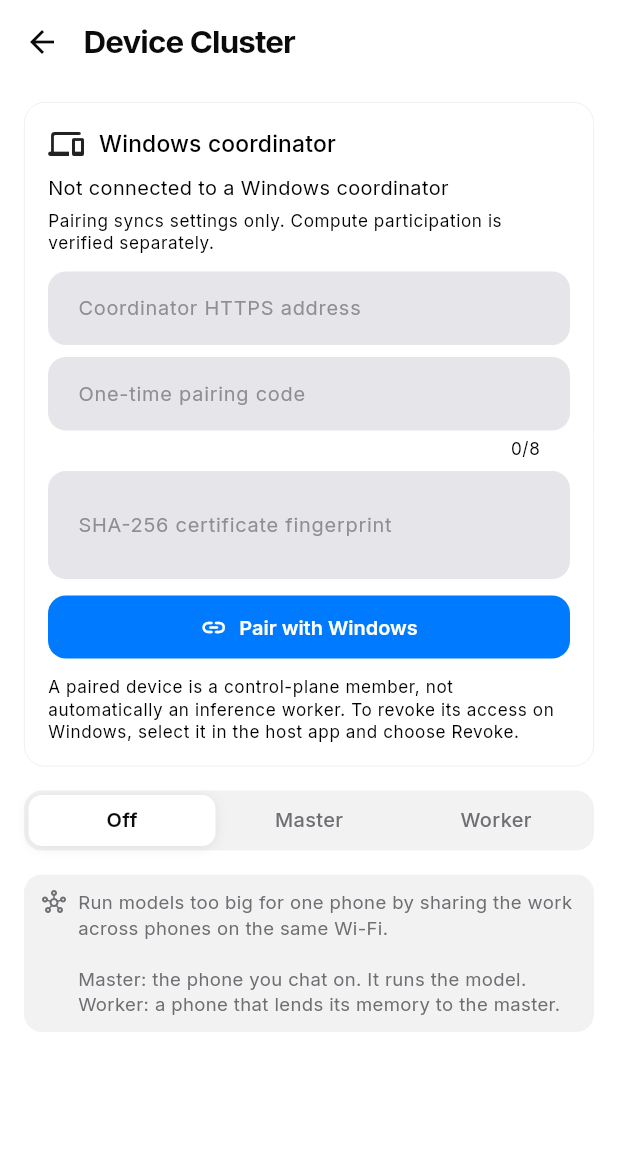
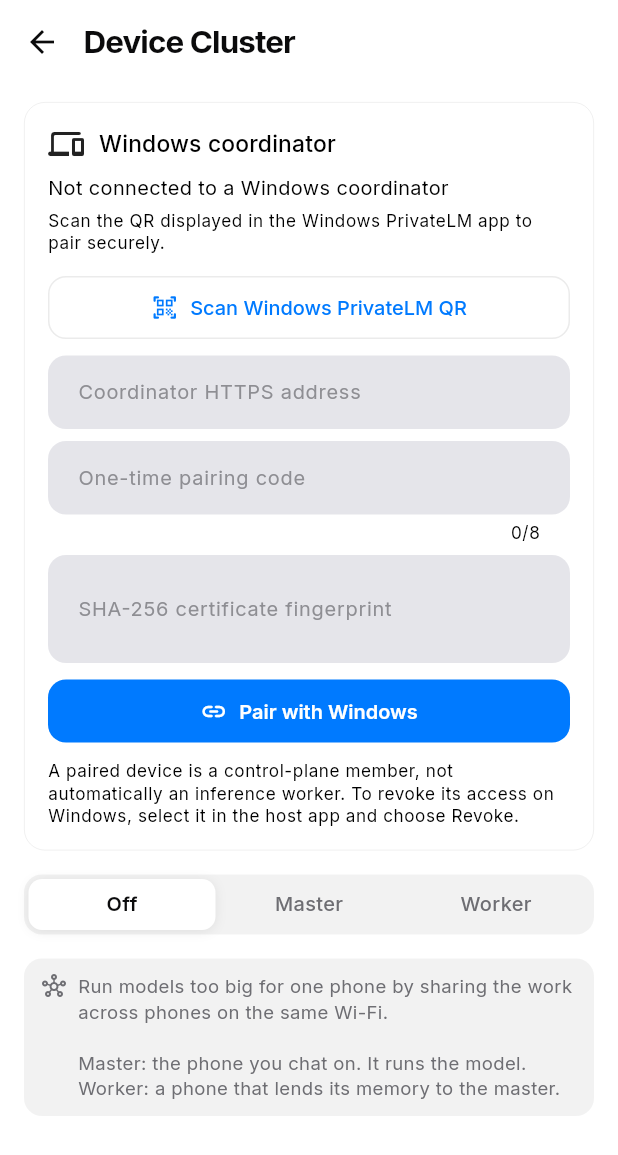
Before and after one commit to intersprit123/private-lm, a Flutter app: the ClusterView screen opened directly, on a phone screen of 412 x 824 dp. Shown: the top 1155 px of the screen. Run offline on Flutter 3.47's test engine with Material 3 defaults, Android fonts, the phone set to English and light mode, and no system bars; our stand-ins replace device_info_plus, dio, file_picker, firebase_core, firebase_crashlytics, flutter_local_notifications and 14 more; missing offline and left inert: dart:ffi, dart:js_interop, flutter_background_service, gal, mobile_scanner, syncfusion_flutter_pdf; accounts and stored records are empty; network calls fail; statements that could not run were skipped.

Commit message:
Add dedicated Windows PrivateLM QR pairing scanner

```diff
--- a/lib/widgets/windows_coordinator_panel.dart
+++ b/lib/widgets/windows_coordinator_panel.dart
@@ -1,17 +1,18 @@
 import 'dart:async';
+import 'dart:convert';
 
 import 'package:device_info_plus/device_info_plus.dart';
 import 'package:flutter/material.dart';
 import 'package:get/get.dart';
 import 'package:llama_flutter_android/llama_flutter_android.dart';
+import 'package:mobile_scanner/mobile_scanner.dart';
 
 import '../core/constants.dart';
 import '../services/cluster_service.dart';
 import '../services/hive_service.dart';
 import '../services/windows_cluster_client.dart';
 
-/// UI for joining a Windows PrivateLM coordinator as a settings/control member.
-/// It deliberately does not label a paired phone as an inference worker.
+/// Joins a Windows PrivateLM coordinator as a settings/control member.
 class WindowsCoordinatorPanel extends StatefulWidget {
   const WindowsCoordinatorPanel({super.key});
 
@@ -28,8 +29,9 @@ class _WindowsCoordinatorPanelState extends State<WindowsCoordinatorPanel> {
   bool _paired = false;
   bool _busy = false;
   bool _polling = false;
+  bool _qrVerified = false;
   String _status = 'Not connected to a Windows coordinator';
-  String _details = 'Pairing syncs settings only. Compute participation is verified separately.';
+  String _details = 'Scan the QR displayed in the Windows PrivateLM app to pair securely.';
   int _lastRevision = 0;
 
   @override
@@ -62,6 +64,87 @@ class _WindowsCoordinatorPanelState extends State<WindowsCoordinatorPanel> {
     }
   }
 
+  Future<void> _scanWindowsQr() async {
+    final controller = MobileScannerController(
+      detectionSpeed: DetectionSpeed.noDuplicates,
+      formats: const [BarcodeFormat.qrCode],
+    );
+    var handled = false;
+    try {
+      await showDialog<void>(
+        context: context,
+        barrierDismissible: false,
+        builder: (dialogContext) => AlertDialog(
+          title: const Text('Scan Windows PrivateLM QR'),
+          content: SizedBox(
+            width: 320,
+            height: 360,
+            child: ClipRRect(
+              borderRadius: BorderRadius.circular(14),
+              child: MobileScanner(
+                controller: controller,
+                onDetect: (capture) async {
+                  if (handled) return;
+                  final raw = capture.barcodes
+                      .map((barcode) => barcode.rawValue)
+                      .whereType<String>()
+                      .firstWhereOrNull((value) => value.isNotEmpty);
+                  if (raw == null) return;
+                  handled = true;
+                  try {
+                    final data = jsonDecode(raw);
+                    if (data is! Map<String, dynamic> ||
+                        data['service'] != 'PrivateLM Device Cluster') {
+                      throw const FormatException(
+                        'This is not a PrivateLM Device Cluster QR code. Generate the pairing QR in Windows → Devices.',
+                      );
+                    }
+                    final coordinator = data['coordinator']?.toString() ?? '';
+                    final code = data['pairing_code']?.toString() ?? '';
+                    final fingerprint = data['certificate_sha256']?.toString() ?? '';
+                    final uri = Uri.tryParse(coordinator);
+                    final cleanPin = fingerprint.replaceAll(RegExp(r'[^0-9a-fA-F]'), '');
+                    if (uri == null || uri.scheme != 'https' || uri.host.isEmpty ||
+                        !RegExp(r'^\\d{8}$').hasMatch(code) ||
+                        !RegExp(r'^[0-9a-fA-F]{64}$').hasMatch(cleanPin)) {
+                      throw const FormatException(
+                        'The PrivateLM QR is incomplete or invalid. Start the Windows cluster service and generate a fresh QR.',
+                      );
+                    }
+                    if (!mounted) return;
+                    setState(() {
+                      _host.text = coordinator;
+                      _code.text = code;
+                      _fingerprint.text = cleanPin.toUpperCase();
+                      _qrVerified = true;
+                      _details = 'Windows PrivateLM QR verified. Pairing code and certificate pin loaded automatically.';
+                      _status = 'QR verified · ready to pair';
+                    });
+                    Navigator.of(dialogContext).pop();
+                  } catch (error) {
+                    handled = false;
+                    if (!mounted) return;
+                    ScaffoldMessenger.of(context).showSnackBar(
+                      SnackBar(content: Text(error.toString().replaceFirst('FormatException: ', ''))),
+                    );
+                  }
+                },
+              ),
+            ),
+          ),
+          actions: [
+            TextButton(
+              onPressed: () => Navigator.of(dialogContext).pop(),
+              child: const Text('Cancel'),
+            ),
+          ],
+        ),
+      );
+    } finally {
+      await controller.dispose();
+    }
+  }
+
   Future<Map<String, dynamic>> _identity() async {
     final cluster = Get.find<ClusterService>();
     final freeRam = await LlamaCluster.localFreeRamMb();
@@ -88,7 +171,7 @@ class _WindowsCoordinatorPanelState extends State<WindowsCoordinatorPanel> {
     if (_busy) return;
     setState(() {
       _busy = true;
-      _status = 'Verifying TLS certificate and pairing…';
+      _status = 'Verifying Windows certificate and pairing…';
     });
     try {
       final config = await _client.pair(
@@ -221,11 +304,38 @@ class _WindowsCoordinatorPanelState extends State<WindowsCoordinatorPanel> {
             Text(_details, style: t.textTheme.bodySmall),
             if (!_paired) ...[
               const SizedBox(height: 12),
-              TextField(controller: _host, decoration: _decoration('Coordinator HTTPS address', hint: 'https://192.168.1.10:8765')),
+              SizedBox(
+                width: double.infinity,
+                child: OutlinedButton.icon(
+                  onPressed: _busy ? null : _scanWindowsQr,
+                  icon: const Icon(Icons.qr_code_scanner_rounded),
+                  label: const Text('Scan Windows PrivateLM QR'),
+                ),
+              ),
+              if (_qrVerified) ...[
+                const SizedBox(height: 8),
+                Row(children: [
+                  const Icon(Icons.verified_rounded, color: Colors.green, size: 18),
+                  const SizedBox(width: 6),
+                  Expanded(child: Text('PrivateLM QR verified', style: t.textTheme.bodySmall)),
+                ]),
+                const SizedBox(height: 6),
+                Text(_host.text, style: t.textTheme.bodySmall),
+              ],
               const SizedBox(height: 8),
-              TextField(controller: _code, keyboardType: TextInputType.number, maxLength: 8, decoration: _decoration('One-time pairing code')),
+              TextField(controller: _host, readOnly: _qrVerified,
+                  decoration: _decoration('Coordinator HTTPS address', hint: 'Scan the Windows QR to fill this')),
               const SizedBox(height: 8),
-              TextField(controller: _fingerprint, maxLines: 2, decoration: _decoration('SHA-256 certificate fingerprint', hint: 'Paste the 64-character fingerprint shown on Windows')),
+              TextField(controller: _code, readOnly: _qrVerified,
+                  keyboardType: TextInputType.number, maxLength: 8,
+                  decoration: _decoration('One-time pairing code')),
+              const SizedBox(height: 8),
+              if (_qrVerified)
+                Text('Certificate fingerprint verified from QR and stored for TLS pinning. No manual paste needed.',
+                    style: t.textTheme.bodySmall)
+              else
+                TextField(controller: _fingerprint, maxLines: 2,
+                    decoration: _decoration('SHA-256 certificate fingerprint')),
               const SizedBox(height: 8),
               SizedBox(
                 width: double.infinity,
```
Also changed, not shown: 1 other file.
